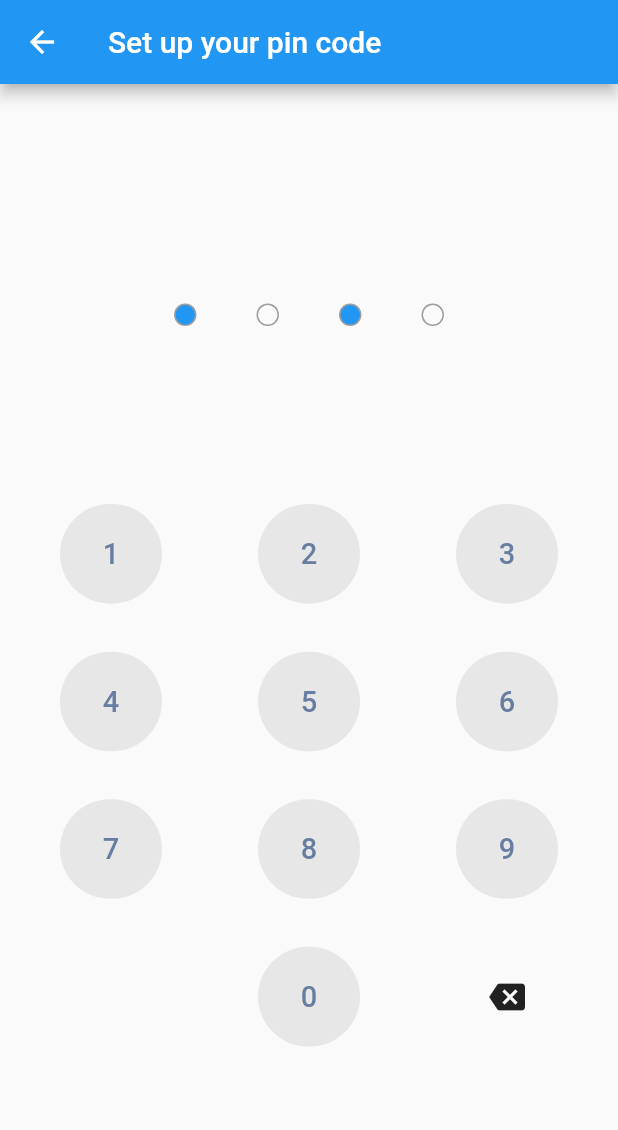
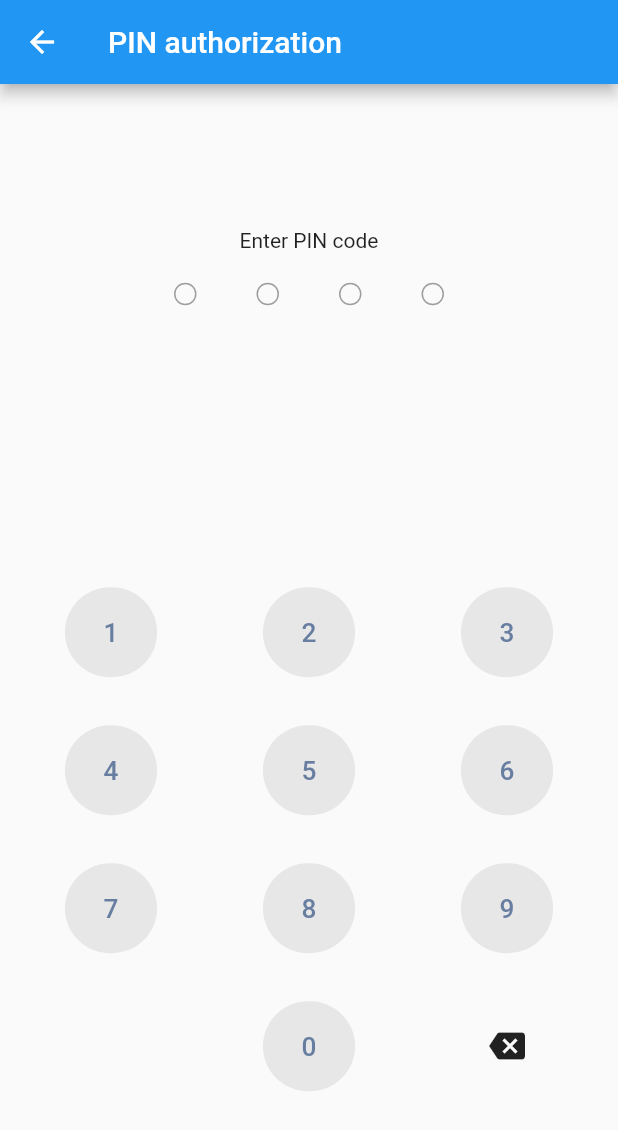
Before and after one commit to jArecki444/Biometrics_PoC_Flutter, a Flutter app: the screen it shows after launch, after a tap on "Use PIN code", on a phone screen of 412 x 824 dp. Shown: the top 1130 px of the screen. Run offline on Flutter 3.47's test engine with Material 2 defaults, Android fonts, the phone set to English and light mode, and no system bars; our stand-ins replace bloc, flutter_bloc, freezed_annotation, local_auth; generated files the repository leaves out were written again.

Commit message:
bloc implementation for handling pin code page states

```diff
--- a/lib/presentation/auth_page.dart
+++ b/lib/presentation/auth_page.dart
@@ -1,5 +1,6 @@
 import 'package:biometrics_auth_poc/api/local_auth_api.dart';
-import 'package:biometrics_auth_poc/presentation/pin_code/pin_code_page.dart';
+import 'package:biometrics_auth_poc/presentation/pin_code/pin_code_auth_body.dart';
+import 'package:biometrics_auth_poc/presentation/pin_code/pin_code_auth_page.dart';
 import 'package:flutter/material.dart';
 import 'package:local_auth/local_auth.dart';
 
@@ -69,7 +70,7 @@ class _AuthPageState extends State<AuthPage> {
                 onPressed: () {
                   Navigator.of(context).push(
                     MaterialPageRoute(
-                      builder: (context) => const PinCodeAuthorizationPage(),
+                      builder: (context) => const PinCodeAuthPage(),
                     ),
                   );
                 },
--- /dev/null
+++ b/lib/presentation/pin_code/bloc/pin_code_page_event.dart
@@ -0,0 +1,9 @@
+part of 'pin_code_page_bloc.dart';
+
+@freezed
+class PinCodePageEvent with _$PinCodePageEvent {
+  const factory PinCodePageEvent.eraseLastPinInputPressed() =
+      EraseLastPinInputPressedEvent;
+  const factory PinCodePageEvent.pinButtonButtonPressed({required String pinInput}) =
+      PinButtonButtonPressedEvent;
+}
--- /dev/null
+++ b/lib/presentation/pin_code/bloc/pin_code_page_state.dart
@@ -0,0 +1,20 @@
+part of 'pin_code_page_bloc.dart';
+
+@freezed
+class PinCodePageState with _$PinCodePageState {
+  const factory PinCodePageState({
+    required String pinCode,
+    required String repeatedPinCode,
+    required String? alreadyStoredPinCode,
+    required PageStatus pageStatus,
+  }) = _PinCodePageState;
+}
+
+@freezed
+class PageStatus with _$PageStatus {
+  const factory PageStatus.waitingForFirstPinCode() = _WaitingForFirstPinCode;
+  const factory PageStatus.waitingForRepeatedPinCode() =
+      _WaitingForRepeatedPinCodePageStatus;
+  const factory PageStatus.pinCodeMatch() = _PinCodeMatchPageStatus;
+  const factory PageStatus.pinCodeNotMatch() = _PinCodeNotMatchPageStatus;
+}
--- /dev/null
+++ b/lib/presentation/pin_code/pin_code_auth_body.dart
@@ -0,0 +1,237 @@
+import 'package:biometrics_auth_poc/presentation/pin_code/bloc/pin_code_page_bloc.dart';
+import 'package:biometrics_auth_poc/presentation/pin_code/widgets/number_button_widget.dart';
+import 'package:biometrics_auth_poc/presentation/pin_code/widgets/pin_dot_widget.dart';
+import 'package:flutter/material.dart';
+import 'package:flutter_bloc/flutter_bloc.dart';
+
+class PinCodeAuthBody extends StatelessWidget {
+  const PinCodeAuthBody({Key? key}) : super(key: key);
+
+  @override
+  Widget build(BuildContext context) {
+    return BlocConsumer<PinCodePageBloc, PinCodePageState>(
+      listener: (context, state) {
+        if (state.pinCode.length == 4) {
+          //show snack bar
+          print('Please repeat PIN code');
+        }
+      },
+      builder: (context, state) {
+        return Scaffold(
+          appBar: AppBar(
+            title: const Text('PIN authorization'),
+          ),
+          body: Padding(
+            padding: const EdgeInsets.all(40),
+            child: Column(
+              crossAxisAlignment: CrossAxisAlignment.center,
+              mainAxisSize: MainAxisSize.max,
+              mainAxisAlignment: MainAxisAlignment.center,
+              children: [
+                state.pageStatus.when(
+                  waitingForFirstPinCode: () => const Text('Enter PIN code'),
+                  waitingForRepeatedPinCode: () =>
+                      const Text('Repeat PIN code'),
+                  pinCodeMatch: () => const Text('Successfully authenticated'),
+                  pinCodeNotMatch: () => const Text('Pin codes do not match'),
+                ),
+                Flexible(
+                  flex: 1,
+                  child: Row(
+                    mainAxisAlignment: MainAxisAlignment.center,
+                    children: List.generate(
+                      4,
+                      (index) => PinDot(
+                        fillDotBackground: index <
+                            getPinCodeLength(
+                              state.pageStatus,
+                              state.pinCode,
+                              state.repeatedPinCode,
+                            ),
+                      ),
+                    ),
+                  ),
+                ),
+                const Spacer(),
+                const Flexible(
+                  flex: 2,
+                  child: const PinNumberKeyboard(),
+                ),
+              ],
+            ),
+          ),
+        );
+      },
+    );
+  }
+
+  int getPinCodeLength(
+    PageStatus pageStatus,
+    String firstPinCode,
+    String repeatedPinCode,
+  ) {
+    return pageStatus.maybeWhen(
+        waitingForFirstPinCode: () => firstPinCode.length,
+        waitingForRepeatedPinCode: () => repeatedPinCode.length,
+        orElse: () => 0);
+  }
+}
+
+class PinNumberKeyboard extends StatelessWidget {
+  const PinNumberKeyboard({
+    Key? key,
+  }) : super(key: key);
+
+  @override
+  Widget build(BuildContext context) {
+    return Column(
+      children: [
+        Flexible(
+          child: Row(
+            children: [
+              Expanded(
+                child: NumberButton(
+                  num: "1",
+                  onPressed: () => context.read<PinCodePageBloc>().add(
+                        const PinCodePageEvent.pinButtonButtonPressed(
+                          pinInput: "1",
+                        ),
+                      ),
+                ),
+              ),
+              const SizedBox(width: 64),
+              Expanded(
+                child: NumberButton(
+                  num: "2",
+                  onPressed: () => context.read<PinCodePageBloc>().add(
+                        const PinCodePageEvent.pinButtonButtonPressed(
+                          pinInput: "2",
+                        ),
+                      ),
+                ),
+              ),
+              const SizedBox(width: 64),
+              Expanded(
+                child: NumberButton(
+                  num: "3",
+                  onPressed: () => context.read<PinCodePageBloc>().add(
+                        const PinCodePageEvent.pinButtonButtonPressed(
+                          pinInput: "3",
+                        ),
+                      ),
+                ),
+              ),
+            ],
+          ),
+        ),
+        const SizedBox(height: 32),
+        Flexible(
+          child: Row(
+            children: [
+              Expanded(
+                child: NumberButton(
+                  num: "4",
+                  onPressed: () => context.read<PinCodePageBloc>().add(
+                        const PinCodePageEvent.pinButtonButtonPressed(
+                          pinInput: "4",
+                        ),
+                      ),
+                ),
+              ),
+              const SizedBox(width: 64),
+              Expanded(
+                child: NumberButton(
+                  num: "5",
+                  onPressed: () => context.read<PinCodePageBloc>().add(
+                        const PinCodePageEvent.pinButtonButtonPressed(
+                          pinInput: "5",
+                        ),
+                      ),
+                ),
+              ),
+              const SizedBox(width: 64),
+              Expanded(
+                child: NumberButton(
+                  num: "6",
+                  onPressed: () => context.read<PinCodePageBloc>().add(
+                        const PinCodePageEvent.pinButtonButtonPressed(
+                          pinInput: "6",
+                        ),
+                      ),
+                ),
+              ),
+            ],
+          ),
+        ),
+        const SizedBox(height: 32),
+        Flexible(
+          child: Row(
+            children: [
+              Expanded(
+                child: NumberButton(
+                  num: "7",
+                  onPressed: () => context.read<PinCodePageBloc>().add(
+                        const PinCodePageEvent.pinButtonButtonPressed(
+                          pinInput: "7",
+                        ),
+                      ),
+                ),
+              ),
+              const SizedBox(width: 64),
+              Expanded(
+                child: NumberButton(
+                  num: "8",
+                  onPressed: () => context.read<PinCodePageBloc>().add(
+                        const PinCodePageEvent.pinButtonButtonPressed(
+                          pinInput: "8",
+                        ),
+                      ),
+                ),
+              ),
+              const SizedBox(width: 64),
+              Expanded(
+                child: NumberButton(
+                  num: "9",
+                  onPressed: () => context.read<PinCodePageBloc>().add(
+                        const PinCodePageEvent.pinButtonButtonPressed(
+                          pinInput: "9",
+                        ),
+                      ),
+                ),
+              ),
+            ],
+          ),
+        ),
+        const SizedBox(height: 32),
+        Flexible(
+          child: Row(
+            children: [
+              const Expanded(
+                child: SizedBox(),
+              ),
+              const SizedBox(width: 64),
+              Expanded(
+                  child: NumberButton(
+                num: "0",
+                onPressed: () => context.read<PinCodePageBloc>().add(
+                      const PinCodePageEvent.pinButtonButtonPressed(
+                        pinInput: "0",
+                      ),
+                    ),
+              )),
+              const SizedBox(width: 64),
+              Expanded(
+                child: IconButton(
+                  icon: const Icon(Icons.backspace),
+                  onPressed: () => context.read<PinCodePageBloc>().add(
+                        const PinCodePageEvent.eraseLastPinInputPressed(),
+                      ),
+                ),
+              ),
+            ],
+          ),
+        ),
+      ],
+    );
+  }
+}
--- /dev/null
+++ b/lib/presentation/pin_code/pin_code_auth_page.dart
@@ -0,0 +1,17 @@
+import 'package:biometrics_auth_poc/presentation/pin_code/bloc/pin_code_page_bloc.dart';
+import 'package:biometrics_auth_poc/presentation/pin_code/pin_code_auth_body.dart';
+import 'package:flutter/material.dart';
+import 'package:flutter_bloc/flutter_bloc.dart';
+
+class PinCodeAuthPage extends StatelessWidget {
+  const PinCodeAuthPage({Key? key}) : super(key: key);
+
+  @override
+  Widget build(BuildContext context) {
+    return BlocProvider(
+      create: (_) => PinCodePageBloc(),
+      child: const PinCodeAuthBody(),
+
+    );
+  }
+}
--- a/lib/presentation/pin_code/pin_code_page.dart
+++ /dev/null
@@ -1,87 +0,0 @@
-import 'package:biometrics_auth_poc/presentation/pin_code/widgets/number_button_widget.dart';
-import 'package:biometrics_auth_poc/presentation/pin_code/widgets/pin_dot_widget.dart';
-import 'package:flutter/material.dart';
-
-class PinCodeAuthorizationPage extends StatelessWidget {
-  const PinCodeAuthorizationPage({Key? key}) : super(key: key);
-
-  @override
-  Widget build(BuildContext context) {
-    return Scaffold(
-      appBar: AppBar(
-        title: const Text('Set up your pin code'),
-      ),
-      body: Padding(
-        padding: const EdgeInsets.all(40),
-        child: Column(
-          crossAxisAlignment: CrossAxisAlignment.center,
-          mainAxisSize: MainAxisSize.max,
-          mainAxisAlignment: MainAxisAlignment.center,
-          children: [
-            Flexible(
-              flex: 1,
-              child: Row(
-                  mainAxisAlignment: MainAxisAlignment.center,
-                  children:
-                      List.generate(4, (index) => PinDot(input: index.isEven))),
-            ),
-            const Spacer(),
-            Flexible(
-              child: Row(
-                children: [
-                  Expanded(child: NumberButton(num: "1", onPressed: () => {})),
-                  const SizedBox(width: 64),
-                  Expanded(child: NumberButton(num: "2", onPressed: () => {})),
-                  const SizedBox(width: 64),
-                  Expanded(child: NumberButton(num: "3", onPressed: () => {})),
-                ],
-              ),
-            ),
-            const SizedBox(height: 32),
-            Flexible(
-              child: Row(
-                children: [
-                  Expanded(child: NumberButton(num: "4", onPressed: () => {})),
-                  const SizedBox(width: 64),
-                  Expanded(child: NumberButton(num: "5", onPressed: () => {})),
-                  const SizedBox(width: 64),
-                  Expanded(child: NumberButton(num: "6", onPressed: () {})),
-                ],
-              ),
-            ),
-            const SizedBox(height: 32),
-            Flexible(
-              child: Row(
-                children: [
-                  Expanded(child: NumberButton(num: "7", onPressed: () => {})),
-                  const SizedBox(width: 64),
-                  Expanded(child: NumberButton(num: "8", onPressed: () => {})),
-                  const SizedBox(width: 64),
-                  Expanded(child: NumberButton(num: "9", onPressed: () => {})),
-                ],
-              ),
-            ),
-            const SizedBox(height: 32),
-            Flexible(
-              child: Row(
-                children: [
-                  const Expanded(
-                    child: SizedBox(),
-                  ),
-                  const SizedBox(width: 64),
-                  Expanded(child: NumberButton(num: "0", onPressed: () => {})),
-                  const SizedBox(width: 64),
-                  Expanded(
-                      child: IconButton(
-                    icon: const Icon(Icons.backspace),
-                    onPressed: () {},
-                  )),
-                ],
-              ),
-            ),
-          ],
-        ),
-      ),
-    );
-  }
-}
--- a/lib/presentation/pin_code/widgets/pin_dot_widget.dart
+++ b/lib/presentation/pin_code/widgets/pin_dot_widget.dart
@@ -1,9 +1,9 @@
 import 'package:flutter/material.dart';
 
 class PinDot extends StatelessWidget {
-  final bool input;
+  final bool fillDotBackground;
 
-  const PinDot({Key? key, required this.input}) : super(key: key);
+  const PinDot({Key? key, required this.fillDotBackground}) : super(key: key);
 
   @override
   Widget build(BuildContext context) {
@@ -13,7 +13,7 @@ class PinDot extends StatelessWidget {
         width: 15,
         height: 15,
         decoration: BoxDecoration(
-          color: input ? Theme.of(context).primaryColor : null,
+          color: fillDotBackground ? Theme.of(context).primaryColor : null,
           border:
               Border.all(color: Colors.grey, width: 1),
           shape: BoxShape.circle,
```
Also changed, not shown: lib/presentation/pin_code/bloc/pin_code_page_bloc.dart (added, +94 -0 lines), pubspec.yaml (+6 -17 lines), pubspec.lock.
